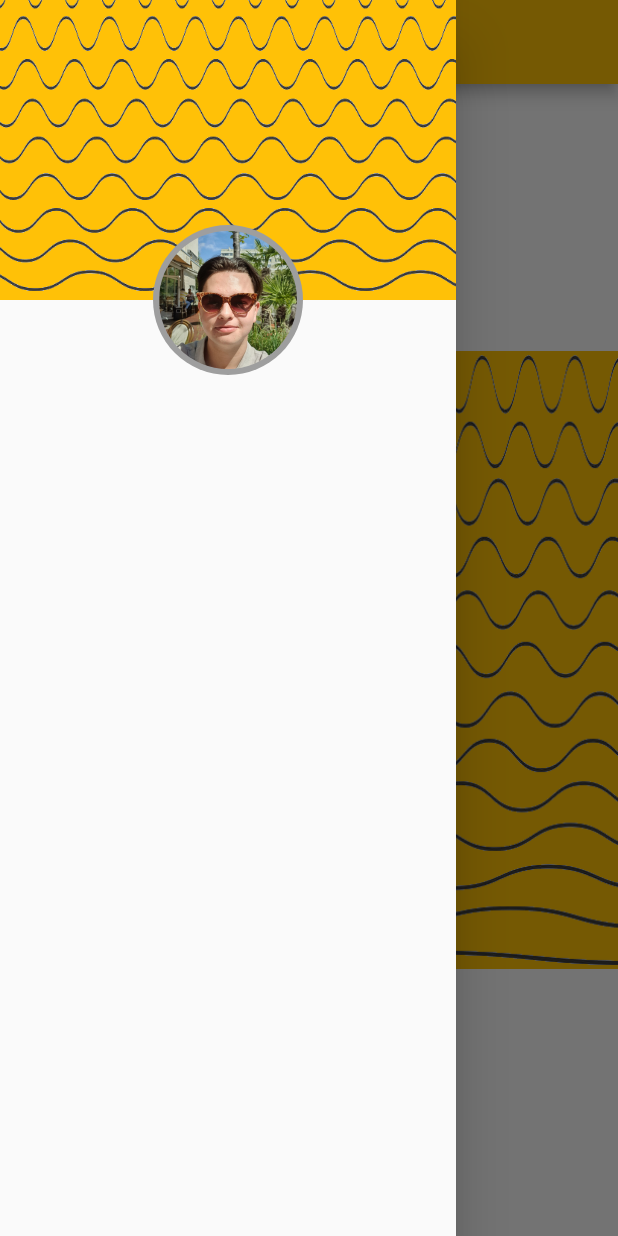
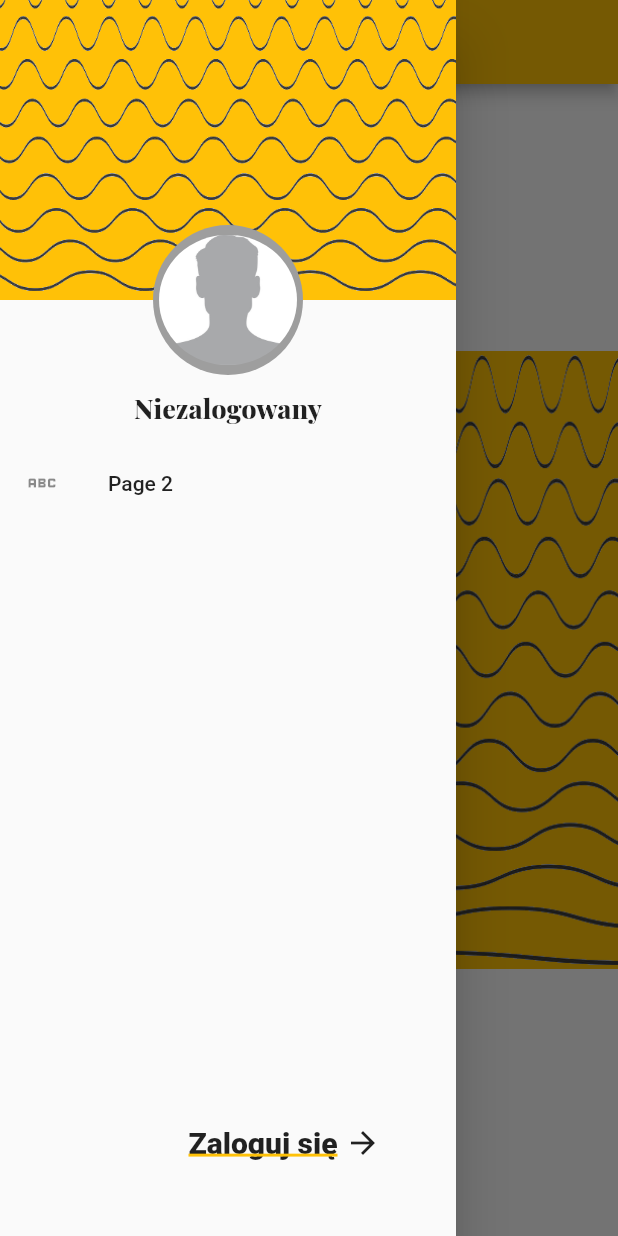
Before and after one commit to jewusiak/inwentarz_ee, a Flutter app: the screen it shows after launch, with the side drawer open, on a phone screen of 412 x 824 dp. Run offline on Flutter 3.47's test engine with Material 2 defaults, Android fonts, the phone set to English and light mode, and no system bars; our stand-ins replace firebase_auth, firebase_core, google_fonts; accounts and stored records are empty; generated files the repository leaves out were written again.

Commit message:
Dodano funkcjonalności logowania, wylogowania, oraz obsługę profilu w szufladce - Drawer

```diff
--- a/lib/main.dart
+++ b/lib/main.dart
@@ -1,14 +1,27 @@
+import 'package:firebase_auth/firebase_auth.dart';
+import 'package:firebase_core/firebase_core.dart';
 import 'package:flutter/material.dart';
-import 'package:inwentarz_ee/home_page.dart';
+import 'package:inwentarz_ee/views/home_page.dart';
 
-void main() {
+import 'package:inwentarz_ee/views/login_page.dart';
+
+import 'services/firebase_options.dart';
+import 'views/test_page.dart';
+
+void main() async {
+  WidgetsFlutterBinding.ensureInitialized();
+  await Firebase.initializeApp(
+    options: DefaultFirebaseOptions.currentPlatform,
+  );
+
+
+
   runApp(const MyApp());
 }
 
 class MyApp extends StatelessWidget {
-  const MyApp({super.key});
+  const MyApp({Key? key}) : super(key: key);
 
-  // This widget is the root of your application.
   @override
   Widget build(BuildContext context) {
     return MaterialApp(
@@ -16,7 +29,11 @@ class MyApp extends StatelessWidget {
       theme: ThemeData(
         primarySwatch: Colors.amber,
       ),
-      home: const HomePage(),
+      routes: {
+        '/': (context) => HomePage(),
+        '/testpage': (context) => TestPage(),
+        '/login': (context) => LoginPage(),
+      },
     );
   }
 }
--- a/lib/nav_drawer.dart
+++ /dev/null
@@ -1,40 +0,0 @@
-import 'package:flutter/material.dart';
-
-class NavDrawer extends StatelessWidget {
-  const NavDrawer({Key? key}) : super(key: key);
-
-  @override
-  Widget build(BuildContext context) {
-    return Stack(
-      children: [
-        Positioned(
-          top: 0,
-          height: 200,
-          left: 0,
-          right: 0,
-          child: FittedBox(
-            child: Image.asset("assets/images/nav-bg.png"),
-            fit: BoxFit.cover,
-            clipBehavior: Clip.hardEdge,
-          ),
-        ),
-        Positioned(
-          top: 150,
-          left: 0,
-          right: 0,
-          child: Align(
-            child: CircleAvatar(
-              radius:50,
-              backgroundColor: Colors.grey,
-              child: Padding(
-                padding: const EdgeInsets.all(4),
-                child: ClipOval( child: Image.asset("assets/images/grzes.jpg"),),
-              )
-            ),
-            alignment: Alignment.center,
-          ),
-        )
-      ],
-    );
-  }
-}
--- a/lib/home_page.dart
+++ b/lib/views/home_page.dart
@@ -1,5 +1,5 @@
 import 'package:flutter/material.dart';
-import 'package:inwentarz_ee/nav_drawer.dart';
+import 'package:inwentarz_ee/widgets/nav_drawer.dart';
 
 class HomePage extends StatelessWidget {
   const HomePage({Key? key}) : super(key: key);
--- /dev/null
+++ b/lib/widgets/nav_drawer.dart
@@ -0,0 +1,134 @@
+import 'package:firebase_auth/firebase_auth.dart';
+import 'package:flutter/material.dart';
+import 'package:google_fonts/google_fonts.dart';
+
+import 'circular_indicator_dialog.dart';
+
+class NavDrawer extends StatelessWidget {
+  const NavDrawer({Key? key}) : super(key: key);
+
+  @override
+  Widget build(BuildContext context) {
+
+    return StreamBuilder<User?>(
+      stream: FirebaseAuth.instance.authStateChanges(),
+      builder: (context, snapshot) {
+        return Stack(
+          children: [
+            Positioned(
+              top: 0,
+              height: 200,
+              left: 0,
+              right: 0,
+              child: FittedBox(
+                child: Image.asset("assets/images/nav-bg.png"),
+                fit: BoxFit.cover,
+                clipBehavior: Clip.hardEdge,
+              ),
+            ),
+            Positioned(
+              top: 150,
+              left: 0,
+              right: 0,
+              child: Align(
+                alignment: Alignment.center,
+                child: CircleAvatar(
+                    radius: 50,
+                    backgroundColor: Colors.grey,
+                    child: Padding(
+                      padding: const EdgeInsets.all(4),
+                      child: ClipOval(
+                        child: snapshot.hasData && snapshot.data!.photoURL != null ? Image.network(snapshot.data!.photoURL!) : Image.asset("assets/images/default-avatar.png"),
+                      ),
+                    )),
+              ),
+            ),
+            Positioned(
+              top: 250,
+              bottom: 0,
+              left: 0,
+              right: 0,
+              child: ListView(
+                // Important: Remove any padding from the ListView.
+                padding: EdgeInsets.zero,
+                children: [
+                  Padding(
+                    padding: const EdgeInsets.fromLTRB(20, 10, 20, 10),
+                    child: FittedBox(
+                        child: Text(
+                          snapshot.hasData ?  snapshot.data!.email! : "Niezalogowany",
+                          style: GoogleFonts.playfairDisplay(fontWeight: FontWeight.w800, fontSize: 18, color: Colors.black87),
+                        ),
+                        fit: BoxFit.scaleDown),
+                  ),
+                  ListTile(
+                    leading: Icon(
+                      Icons.abc,
+                    ),
+                    title: const Text('Page 2'),
+                    onTap: () {
+                      Navigator.pop(context);
+                      Navigator.pushNamed(context, '/testpage');
+                    },
+                  ),
+                ],
+              ),
+            ),
+            Positioned(
+              bottom: 30,
+              left: 0,
+              right: 30,
+              child: GestureDetector(
+                child: Padding(
+                  padding: const EdgeInsets.all(20),
+                  child: Row(mainAxisAlignment: MainAxisAlignment.end, crossAxisAlignment: CrossAxisAlignment.center, children: [
+                    Text(snapshot.hasData ? "Wyloguj się" : "Zaloguj się",
+                        style: TextStyle(
+                            fontWeight: FontWeight.w800,
+                            decoration: TextDecoration.underline,
+                            decorationColor: Theme.of(context).primaryColor,
+                            decorationThickness: 2,
+                            fontSize: 20)),
+                    SizedBox(width: 5),
+                    Icon(
+                      Icons.arrow_forward,
+                    )
+                  ]),
+                ),
+                onTap: () async {
+                  if (snapshot.hasData) {
+                    try{
+                        showCircularProgressIndicatorDialog(context);
+                        await Future.delayed(Duration(milliseconds: 1500)); //TODO: remove
+                        await FirebaseAuth.instance.signOut();
+                      }catch(e){
+                        print(e);
+                        }
+                      Navigator.of(context).pop();
+                    } else {
+                    Navigator.popAndPushNamed(context, '/login');
+                  }
+                },
+              ),
+            )
+          ],
+        );
+      }
+    );
+  }
+}
+
+class LoginButton extends StatelessWidget {
+  const LoginButton({Key? key}) : super(key: key);
+
+  @override
+  Widget build(BuildContext context) {
+    return Row(mainAxisAlignment: MainAxisAlignment.end, crossAxisAlignment: CrossAxisAlignment.center, children: [
+      Text("Zaloguj się"),
+      SizedBox(width: 5),
+      Icon(
+        Icons.arrow_forward,
+      )
+    ]);
+  }
+}
--- a/pubspec.yaml
+++ b/pubspec.yaml
@@ -15,13 +15,16 @@ dependencies:
 
 
   cupertino_icons: ^1.0.2
+  shared_preferences: ^2.0.17
 
 dev_dependencies:
   flutter_test:
     sdk: flutter
 
   flutter_lints: ^2.0.0
-
+  google_fonts:
+  firebase_auth:
+  firebase_core:
 
 flutter:
   uses-material-design: true
```
Also changed, not shown: lib/views/login_page.dart (added, +77 -0 lines), lib/views/test_page.dart (added, +16 -0 lines), lib/widgets/app_bars.dart (added, +9 -0 lines), lib/widgets/circular_indicator_dialog.dart (added, +10 -0 lines), pubspec.lock, 11 other files.
